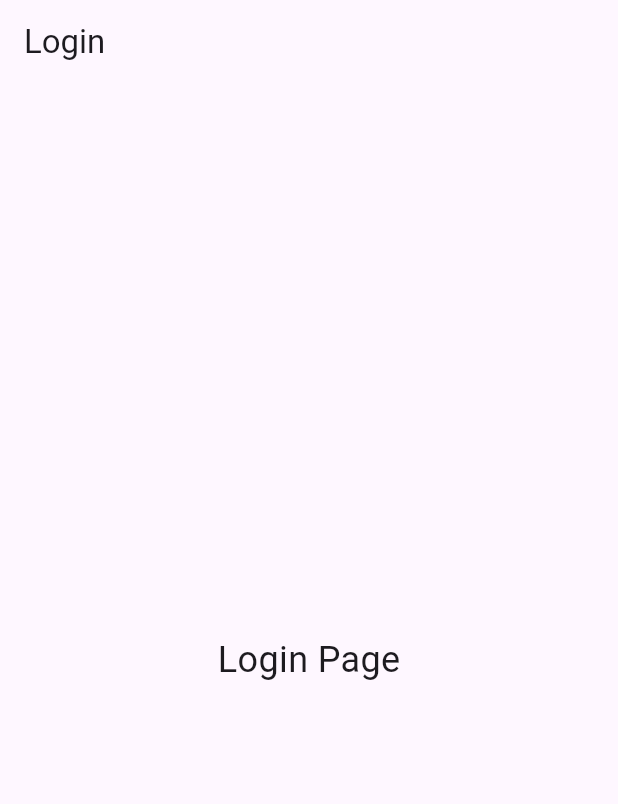
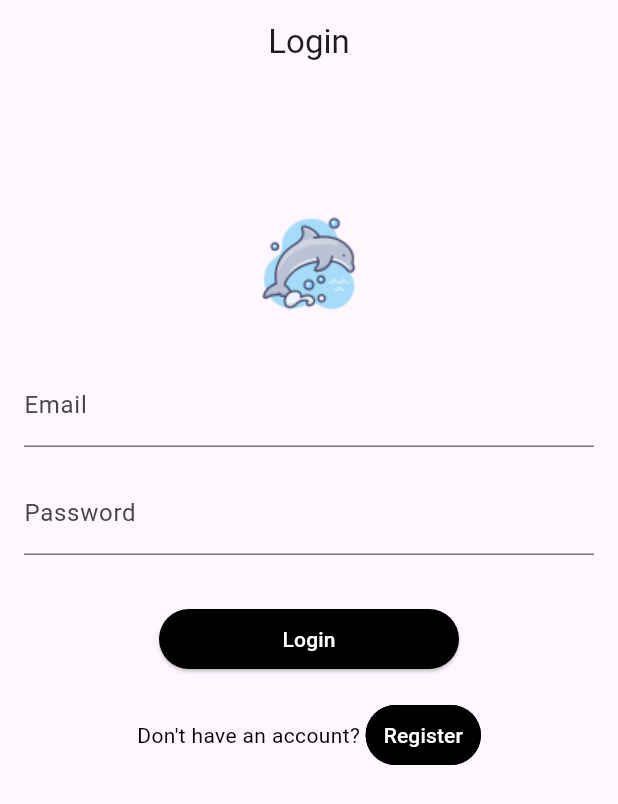
Before and after one commit to TranLamNhu/flutter_application_ieltsapp, a Flutter app: the screen it shows after launch, on a phone screen of 412 x 824 dp. Shown: the top 804 px of the screen. Run offline on Flutter 3.47's test engine with Material 3 defaults, Android fonts, the phone set to English and light mode, and no system bars.

Commit message:
update loginpage

```diff
--- a/lib/login_page.dart
+++ b/lib/login_page.dart
@@ -1,20 +1,158 @@
+
 import 'package:flutter/material.dart';
 
-class LoginPage extends StatelessWidget {
+
+
+class LoginPage extends StatefulWidget {
   const LoginPage({super.key});
+
+  @override
+  // ignore: library_private_types_in_public_api
+  _LoginPageState createState() => _LoginPageState();
+}
+
+class _LoginPageState extends State<LoginPage> {
+  final _formKey = GlobalKey<FormState>();
+  final TextEditingController _emailController = TextEditingController();
+  final TextEditingController _passwordController = TextEditingController();
+
   @override
   Widget build(BuildContext context) {
     return Scaffold(
       appBar: AppBar(
+        title: const Text('Login'),
+        centerTitle: true,
 
-        title: const Text('Login'),
+
+      ),
+      body: Padding(
+        padding: const EdgeInsets.fromLTRB(16,70,16,40),
+        child: Form(
+          key: _formKey,
+          child: Column(
+            mainAxisAlignment:MainAxisAlignment.start,
+            children: <Widget>[
+              const Image(
+                image: AssetImage('assets/logo.png'),
+                height: 100,
+              ),
+              const SizedBox(height: 16),
+              TextFormField(
+                controller: _emailController,
+                decoration: const InputDecoration(
+                  labelText: 'Email',
+                ),
+                validator: (value) {
+                  if (value == null || value.isEmpty) {
+                    return 'Please enter your email ';
+                  }
+                  return null;
+                },
+              ),
+              const SizedBox(height: 16),
+              TextFormField(
+                controller: _passwordController,
+                decoration: const InputDecoration(
+                  labelText: 'Password',
+                ),
+                obscureText: true,
+                validator: (value) {
+                  if (value == null || value.isEmpty) {
+                    return 'Please enter your password';
+                  }
+                  return null;
+                },
+              ),
+             const SizedBox(height: 32),
+              SizedBox(
+
+                width: 200,
+
+                child: ElevatedButton(
+                   style: ElevatedButton.styleFrom(
+                    foregroundColor: Colors.white,
+                    backgroundColor:  Colors.black,
+                    ),
+                  onPressed: () {
+                    if (_formKey.currentState!.validate()) {
+                      // Perform login action
+                      Navigator.pushReplacement(
+                        context,
+                        MaterialPageRoute(
+                          builder: (context) => const HomePage(),
+                        ),
+                      );
+                    }
+                  },
+
+                child: const Text('Login'),
+              ),
+              ),
+              const SizedBox(height: 16),
+              Row(
+                mainAxisAlignment: MainAxisAlignment.center,
+                children: <Widget>[
+                  const Text("Don't have an account? ",style: TextStyle( color: Colors.black),),
+                  TextButton(
+                    style: TextButton.styleFrom(
+
+               side: const BorderSide(width: 2,), backgroundColor:Colors.black,
+
+             ),
+                    onPressed: () {
+                      Navigator.push(
+                        context,
+                        MaterialPageRoute(
+                          builder: (context) => const RegisterPage(),
+                        ),
+                      );
+                    },
+                    child: const Text('Register',
+                    style: TextStyle( color: Colors.white ),
+                    ),
+                  ),
+                ],
+              ),
+            ],
+          ),
+        ),
+      ),
+    );
+  }
+}
+
+class HomePage extends StatelessWidget {
+  const HomePage({super.key});
+  @override
+  Widget build(BuildContext context) {
+    return Scaffold(
+      appBar: AppBar(
+        title: const Text('Home Page'),
       ),
       body: const Center(
         child: Text(
-          'Login Page',
+          'Welcome to Home Page',
           style: TextStyle(fontSize: 24),
         ),
       ),
     );
   }
 }
+
+class RegisterPage extends StatelessWidget {
+  const RegisterPage({super.key});
+  @override
+  Widget build(BuildContext context) {
+    return Scaffold(
+      appBar: AppBar(
+        title: const Text('Register'),
+      ),
+      body: const Center(
+        child: Text(
+          'Register Page',
+          style: TextStyle(fontSize: 24),
+        ),
+      ),
+    );
+  }
+}
```
